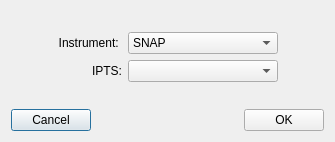
ornlneutronimaging/HyperCTui, file src/hyperctui/ui/new_session.ui: the form before one commit.
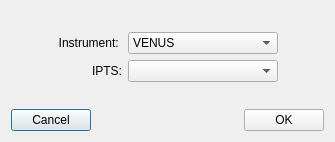
The form after the commit.

Commit message: renamed and changed default to VENUS. this refs #80

Patch:
```diff
--- a/src/hyperctui/ui/new_session.ui
+++ b/src/hyperctui/ui/new_session.ui
@@ -78,7 +78,7 @@
        </property>
        <item>
         <property name="text">
-         <string>SNAP</string>
+         <string>VENUS</string>
         </property>
        </item>
        <item>
```
Left out of the diff: 2 changed lines with no effect on the pictures. The commit also changes 3 other files.
